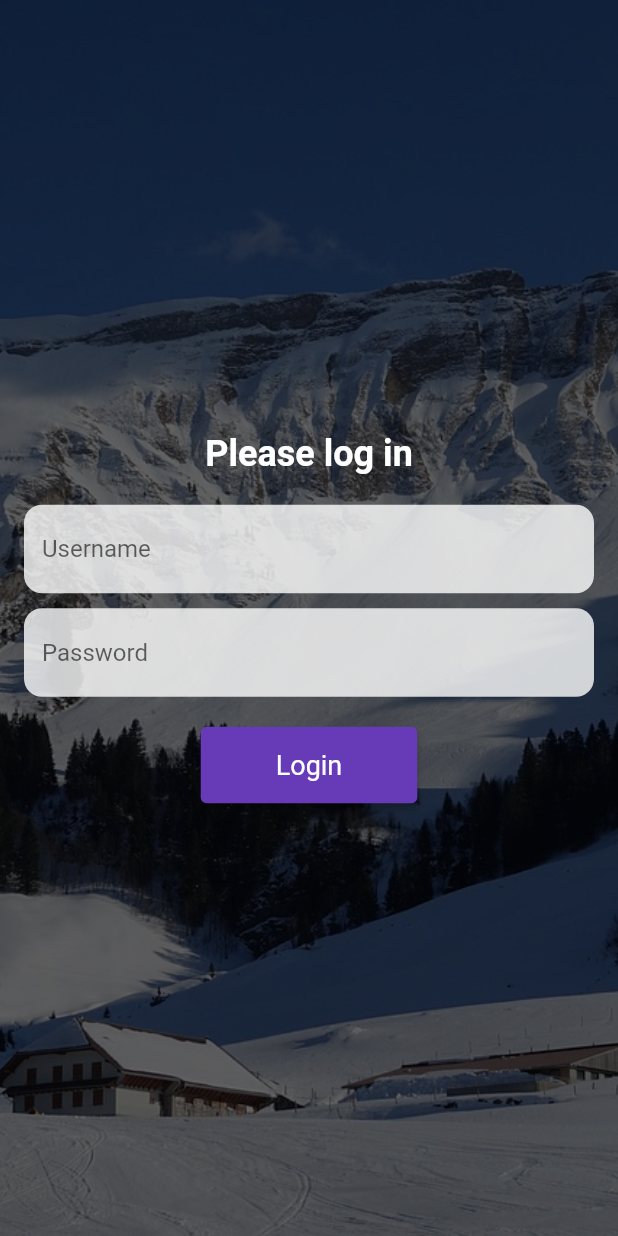
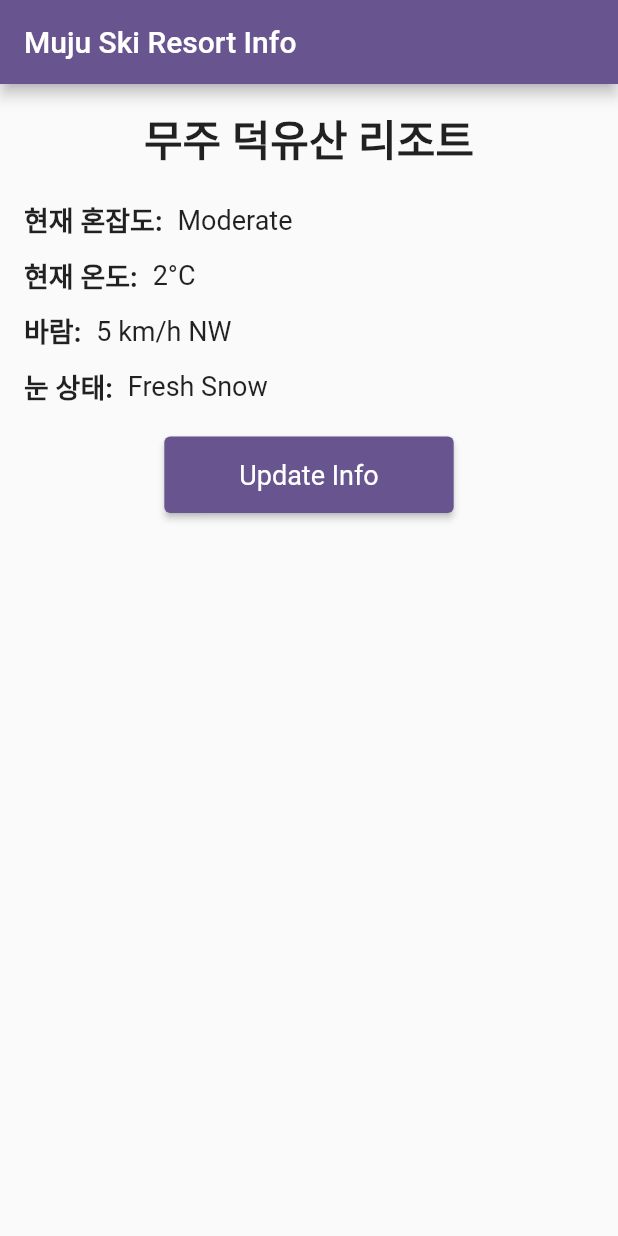
Before and after one commit to seongm1n/snowkorea-project, a Flutter app: the screen it shows after launch, after a tap on "Login", on a phone screen of 412 x 824 dp. Run offline on Flutter 3.47's test engine with Material 3 defaults, Android fonts, the phone set to English and light mode, and no system bars.

Commit message:
add mainScreen

```diff
--- a/lib/screens/loginScreen.dart
+++ b/lib/screens/loginScreen.dart
@@ -1,4 +1,5 @@
 import 'package:flutter/material.dart';
+import 'mainScreen.dart';
 
 class LoginScreen extends StatelessWidget {
   const LoginScreen({super.key});
@@ -61,7 +62,11 @@
                   const SizedBox(height: 20),
                   ElevatedButton(
                     onPressed: () {
-                      // Add login functionality here
+                      Navigator.pushReplacement(
+                        context,
+                        MaterialPageRoute(
+                            builder: (context) => const MainScreen()),
+                      );
                     },
                     style: ElevatedButton.styleFrom(
                       backgroundColor: Colors.deepPurple,
--- /dev/null
+++ b/lib/screens/mainScreen.dart
@@ -0,0 +1,105 @@
+import 'package:flutter/material.dart';
+
+class MainScreen extends StatelessWidget {
+  const MainScreen({super.key});
+
+  final Map<String, String> mujuResortInfo = const {
+    'name': '무주 덕유산 리조트',
+    'crowdLevel': 'Moderate',
+    'temperature': '2°C',
+    'wind': '5 km/h NW',
+    'snowCondition': 'Fresh Snow',
+  };
+
+  @override
+  Widget build(BuildContext context) {
+    return Scaffold(
+      appBar: AppBar(
+        title: const Text('Muju Ski Resort Info'),
+      ),
+      body: Padding(
+        padding: const EdgeInsets.all(16.0),
+        child: Column(
+          crossAxisAlignment: CrossAxisAlignment.start,
+          children: [
+            Center(
+              child: Text(
+                mujuResortInfo['name']!,
+                style: const TextStyle(
+                  fontSize: 28,
+                  fontWeight: FontWeight.bold,
+                ),
+              ),
+            ),
+            const SizedBox(height: 20),
+            ResortInfoRow(
+              label: '현재 혼잡도:',
+              value: mujuResortInfo['crowdLevel']!,
+            ),
+            const SizedBox(height: 10),
+            ResortInfoRow(
+              label: '현재 온도:',
+              value: mujuResortInfo['temperature']!,
+            ),
+            const SizedBox(height: 10),
+            ResortInfoRow(
+              label: '바람:',
+              value: mujuResortInfo['wind']!,
+            ),
+            const SizedBox(height: 10),
+            ResortInfoRow(
+              label: '눈 상태:',
+              value: mujuResortInfo['snowCondition']!,
+            ),
+            const SizedBox(height: 20),
+            Center(
+              child: ElevatedButton(
+                onPressed: () {
+                  // Refresh or update data logic here
+                },
+                style: ElevatedButton.styleFrom(
+                  padding:
+                      const EdgeInsets.symmetric(horizontal: 50, vertical: 15),
+                  textStyle: const TextStyle(fontSize: 18),
+                ),
+                child: const Text('Update Info'),
+              ),
+            ),
+          ],
+        ),
+      ),
+    );
+  }
+}
+
+class ResortInfoRow extends StatelessWidget {
+  final String label;
+  final String value;
+
+  const ResortInfoRow({
+    required this.label,
+    required this.value,
+  });
+
+  @override
+  Widget build(BuildContext context) {
+    return Row(
+      children: [
+        Text(
+          label,
+          style: const TextStyle(
+            fontSize: 18,
+            fontWeight: FontWeight.bold,
+          ),
+        ),
+        const SizedBox(width: 10),
+        Text(
+          value,
+          style: const TextStyle(
+            fontSize: 18,
+          ),
+        ),
+      ],
+    );
+  }
+}
```
